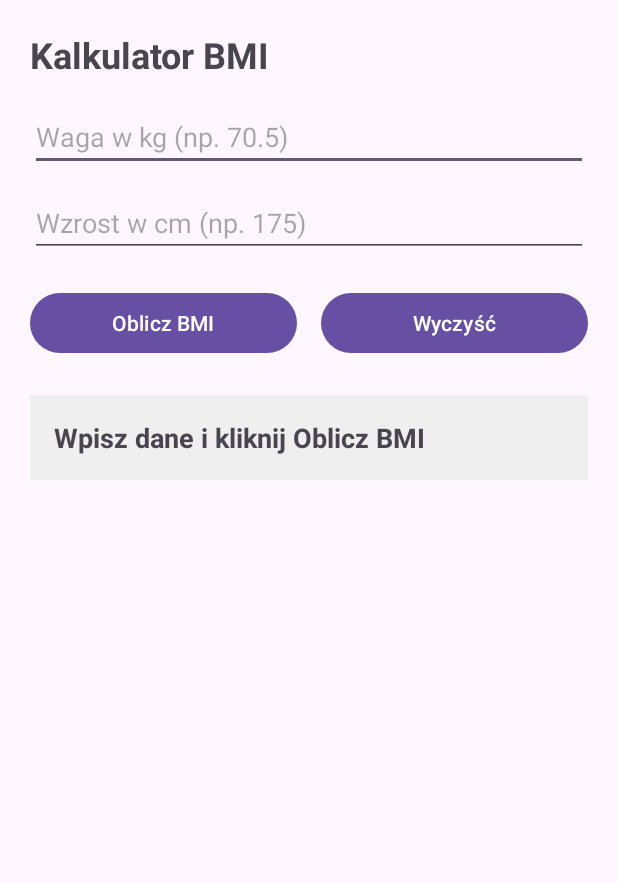
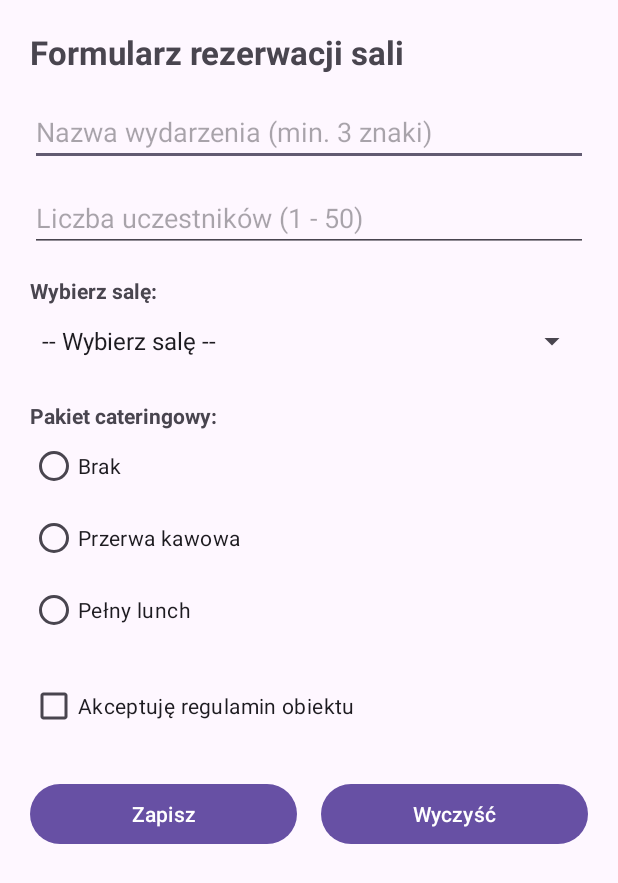
Before and after one commit to niko429/M02widgety, an Android app: the screen it shows after launch (MainActivity), after a tap on "Wyczyść", on a phone screen of 412 x 824 dp. Shown: the top 883 px of the screen. Run offline under Robolectric (Android 15) with nearby library versions, the phone set to English and light mode, and no system bars; 2 other taps on this screen came first.

Commit message:
exp. 6 done

```diff
--- a/M02zadania/app/src/main/java/com/napertyhryhorenko/widgetyzadania/MainActivity.java
+++ b/M02zadania/app/src/main/java/com/napertyhryhorenko/widgetyzadania/MainActivity.java
@@ -1,160 +1,189 @@
 package com.napertyhryhorenko.widgetyzadania;
+
 import android.os.Bundle;
-import android.text.Editable;
-import android.text.TextWatcher;
 import android.view.View;
 import android.widget.Button;
+import android.widget.CheckBox;
 import android.widget.EditText;
+import android.widget.RadioButton;
+import android.widget.RadioGroup;
+import android.widget.Spinner;
 import android.widget.TextView;
+import android.widget.Toast;
 import androidx.annotation.NonNull;
 import androidx.appcompat.app.AppCompatActivity;
-import java.util.Locale;
 
 public class MainActivity extends AppCompatActivity {
 
-    private static final String KEY_RESULT_TEXT = "saved_result_text";
+    private static final String KEY_ROOM_ERR = "key_room_err";
+    private static final String KEY_CATERING_ERR = "key_catering_err";
+    private static final String KEY_TERMS_ERR = "key_terms_err";
 
-    private EditText etWeight;
-    private EditText etHeight;
-    private TextView tvResult;
+    private EditText etEventName;
+    private EditText etParticipants;
+    private Spinner spRoom;
+    private RadioGroup rgCatering;
+    private CheckBox cbTerms;
+
+    private TextView tvRoomError;
+    private TextView tvCateringError;
+    private TextView tvTermsError;
 
     @Override
     protected void onCreate(Bundle savedInstanceState) {
         super.onCreate(savedInstanceState);
         setContentView(R.layout.activity_main);
 
-        etWeight = findViewById(R.id.etWeight);
-        etHeight = findViewById(R.id.etHeight);
-        tvResult = findViewById(R.id.tvResult);
-        Button btnCalculate = findViewById(R.id.btnCalculate);
+        etEventName = findViewById(R.id.etEventName);
+        etParticipants = findViewById(R.id.etParticipants);
+        spRoom = findViewById(R.id.spRoom);
+        rgCatering = findViewById(R.id.rgCatering);
+        cbTerms = findViewById(R.id.cbTerms);
+
+        tvRoomError = findViewById(R.id.tvRoomError);
+        tvCateringError = findViewById(R.id.tvCateringError);
+        tvTermsError = findViewById(R.id.tvTermsError);
+
+        Button btnSave = findViewById(R.id.btnSave);
         Button btnClear = findViewById(R.id.btnClear);
 
         if (savedInstanceState != null) {
-            String savedResult = savedInstanceState.getString(KEY_RESULT_TEXT);
-            if (savedResult != null) {
-                tvResult.setText(savedResult);
-            }
+            restoreErrorTextView(tvRoomError, savedInstanceState.getString(KEY_ROOM_ERR));
+            restoreErrorTextView(tvCateringError, savedInstanceState.getString(KEY_CATERING_ERR));
+            restoreErrorTextView(tvTermsError, savedInstanceState.getString(KEY_TERMS_ERR));
         }
 
-        etWeight.addTextChangedListener(new TextWatcher() {
-            @Override
-            public void beforeTextChanged(CharSequence s, int start, int count, int after) {
-            }
-
-            @Override
-            public void onTextChanged(CharSequence s, int start, int before, int count) {
-            }
-
-            @Override
-            public void afterTextChanged(Editable s) {
-                String text = s.toString().trim();
-
-                if (text.isEmpty()) {
-                    etWeight.setError(null);
-                    return;
-                }
-
-                try {
-                    double weight = Double.parseDouble(text);
-                    if (weight < 20 || weight > 300) {
-                        etWeight.setError("Waga musi być z zakresu 20 - 300 kg");
-                    } else {
-                        etWeight.setError(null);
-                    }
-                } catch (NumberFormatException e) {
-                    etWeight.setError("Niepoprawny format liczby");
-                }
-            }
-        });
-
-        btnCalculate.setOnClickListener(new View.OnClickListener() {
+        btnSave.setOnClickListener(new View.OnClickListener() {
             @Override
             public void onClick(View v) {
-                calculateBmi();
+                validateAndSave();
             }
         });
 
         btnClear.setOnClickListener(new View.OnClickListener() {
             @Override
             public void onClick(View v) {
-                clearAll();
+                clearForm();
             }
         });
     }
 
-    private void calculateBmi() {
-        String weightStr = etWeight.getText().toString().trim();
-        String heightStr = etHeight.getText().toString().trim();
+    private void validateAndSave() {
         boolean isValid = true;
 
-        double weight = 0;
-        if (weightStr.isEmpty()) {
-            etWeight.setError("Podaj wagę");
+        String eventName = etEventName.getText().toString().trim();
+        if (eventName.isEmpty()) {
+            etEventName.setError(getString(R.string.err_event_empty));
+            isValid = false;
+        } else if (eventName.length() < 3) {
+            etEventName.setError(getString(R.string.err_event_short));
+            isValid = false;
+        } else {
+            etEventName.setError(null);
+        }
+
+        String participantsStr = etParticipants.getText().toString().trim();
+        int participants = 0;
+        if (participantsStr.isEmpty()) {
+            etParticipants.setError(getString(R.string.err_participants_empty));
             isValid = false;
         } else {
             try {
-                weight = Double.parseDouble(weightStr);
-                if (weight < 20 || weight > 300) {
-                    etWeight.setError("Waga musi być z zakresu 20 - 300 kg");
+                participants = Integer.parseInt(participantsStr);
+                if (participants < 1 || participants > 50) {
+                    etParticipants.setError(getString(R.string.err_participants_range));
                     isValid = false;
+                } else {
+                    etParticipants.setError(null);
                 }
             } catch (NumberFormatException e) {
-                etWeight.setError("Niepoprawna liczba");
+                etParticipants.setError(getString(R.string.err_participants_format));
                 isValid = false;
             }
         }
 
-        double heightCm = 0;
-        if (heightStr.isEmpty()) {
-            etHeight.setError("Podaj wzrost");
+        if (spRoom.getSelectedItemPosition() == 0) {
+            showErrorTextView(tvRoomError, getString(R.string.err_room_required));
             isValid = false;
         } else {
-            try {
-                heightCm = Double.parseDouble(heightStr);
-                if (heightCm < 100 || heightCm > 250) {
-                    etHeight.setError("Wzrost musi być z zakresu 100 - 250 cm");
-                    isValid = false;
-                }
-            } catch (NumberFormatException e) {
-                etHeight.setError("Niepoprawna liczba");
-                isValid = false;
-            }
+            hideErrorTextView(tvRoomError);
         }
 
-        if (!isValid) {
-            return;
+        int selectedCateringId = rgCatering.getCheckedRadioButtonId();
+        if (selectedCateringId == -1) {
+            showErrorTextView(tvCateringError, getString(R.string.err_catering_required));
+            isValid = false;
+        } else {
+            hideErrorTextView(tvCateringError);
         }
 
-        double heightM = heightCm / 100.0;
-        double bmi = weight / (heightM * heightM);
-
-        String category;
-        if (bmi < 18.5) {
-            category = "Niedowaga";
-        } else if (bmi < 25.0) {
-            category = "Waga prawidłowa";
-        } else if (bmi < 30.0) {
-            category = "Nadwaga";
+        if (!cbTerms.isChecked()) {
+            showErrorTextView(tvTermsError, getString(R.string.err_terms_required));
+            isValid = false;
         } else {
-            category = "Otyłość";
+            hideErrorTextView(tvTermsError);
         }
 
-        String resultText = String.format(Locale.US, "Twoje BMI: %.2f\nKategoria: %s", bmi, category);
-        tvResult.setText(resultText);
+        if (isValid) {
+            String selectedRoom = spRoom.getSelectedItem().toString();
+            RadioButton selectedRadio = findViewById(selectedCateringId);
+            String selectedCatering = selectedRadio.getText().toString();
+
+            String summary = getString(
+                    R.string.toast_summary_format,
+                    eventName,
+                    participants,
+                    selectedRoom,
+                    selectedCatering
+            );
+
+            Toast.makeText(this, summary, Toast.LENGTH_LONG).show();
+        }
     }
 
-    private void clearAll() {
-        etWeight.setText("");
-        etHeight.setText("");
-        etWeight.setError(null);
-        etHeight.setError(null);
-        tvResult.setText("Wpisz dane i kliknij Oblicz BMI");
-        etWeight.requestFocus();
+    private void clearForm() {
+        etEventName.setText("");
+        etParticipants.setText("");
+        spRoom.setSelection(0);
+        rgCatering.clearCheck();
+        cbTerms.setChecked(false);
+
+        etEventName.setError(null);
+        etParticipants.setError(null);
+        hideErrorTextView(tvRoomError);
+        hideErrorTextView(tvCateringError);
+        hideErrorTextView(tvTermsError);
+
+        etEventName.requestFocus();
+    }
+
+    private void showErrorTextView(TextView tv, String message) {
+        tv.setText(message);
+        tv.setVisibility(View.VISIBLE);
+    }
+
+    private void hideErrorTextView(TextView tv) {
+        tv.setText("");
+        tv.setVisibility(View.GONE);
+    }
+
+    private void restoreErrorTextView(TextView tv, String savedMessage) {
+        if (savedMessage != null && !savedMessage.isEmpty()) {
+            showErrorTextView(tv, savedMessage);
+        }
     }
 
     @Override
     protected void onSaveInstanceState(@NonNull Bundle outState) {
         super.onSaveInstanceState(outState);
-        outState.putString(KEY_RESULT_TEXT, tvResult.getText().toString());
+        if (tvRoomError.getVisibility() == View.VISIBLE) {
+            outState.putString(KEY_ROOM_ERR, tvRoomError.getText().toString());
+        }
+        if (tvCateringError.getVisibility() == View.VISIBLE) {
+            outState.putString(KEY_CATERING_ERR, tvCateringError.getText().toString());
+        }
+        if (tvTermsError.getVisibility() == View.VISIBLE) {
+            outState.putString(KEY_TERMS_ERR, tvTermsError.getText().toString());
+        }
     }
 }
--- a/M02zadania/app/src/main/res/layout/activity_main.xml
+++ b/M02zadania/app/src/main/res/layout/activity_main.xml
@@ -13,38 +13,114 @@
             android:layout_width="wrap_content"
             android:layout_height="wrap_content"
             android:layout_marginBottom="16dp"
-            android:text="Kalkulator BMI"
-            android:textSize="24sp"
+            android:text="@string/header_title"
+            android:textSize="22sp"
             android:textStyle="bold" />
 
         <EditText
-            android:id="@+id/etWeight"
+            android:id="@+id/etEventName"
             android:layout_width="match_parent"
             android:layout_height="wrap_content"
-            android:hint="Waga w kg (np. 70.5)"
-            android:inputType="numberDecimal" />
+            android:hint="@string/hint_event_name"
+            android:inputType="textCapSentences" />
 
         <EditText
-            android:id="@+id/etHeight"
+            android:id="@+id/etParticipants"
             android:layout_width="match_parent"
             android:layout_height="wrap_content"
             android:layout_marginTop="12dp"
-            android:hint="Wzrost w cm (np. 175)"
-            android:inputType="numberDecimal" />
+            android:hint="@string/hint_participants"
+            android:inputType="number" />
+
+        <TextView
+            android:layout_width="wrap_content"
+            android:layout_height="wrap_content"
+            android:layout_marginTop="16dp"
+            android:text="@string/label_room"
+            android:textStyle="bold" />
+
+        <Spinner
+            android:id="@+id/spRoom"
+            android:layout_width="match_parent"
+            android:layout_height="48dp"
+            android:entries="@array/rooms_array" />
+
+        <TextView
+            android:id="@+id/tvRoomError"
+            android:layout_width="match_parent"
+            android:layout_height="wrap_content"
+            android:textColor="#D32F2F"
+            android:textSize="12sp"
+            android:visibility="gone" />
+
+        <TextView
+            android:layout_width="wrap_content"
+            android:layout_height="wrap_content"
+            android:layout_marginTop="16dp"
+            android:text="@string/label_catering"
+            android:textStyle="bold" />
+
+        <RadioGroup
+            android:id="@+id/rgCatering"
+            android:layout_width="match_parent"
+            android:layout_height="wrap_content"
+            android:orientation="vertical">
+
+            <RadioButton
+                android:id="@+id/rbNone"
+                android:layout_width="wrap_content"
+                android:layout_height="wrap_content"
+                android:text="@string/catering_none" />
+
+            <RadioButton
+                android:id="@+id/rbCoffee"
+                android:layout_width="wrap_content"
+                android:layout_height="wrap_content"
+                android:text="@string/catering_coffee" />
+
+            <RadioButton
+                android:id="@+id/rbLunch"
+                android:layout_width="wrap_content"
+                android:layout_height="wrap_content"
+                android:text="@string/catering_lunch" />
+        </RadioGroup>
+
+        <TextView
+            android:id="@+id/tvCateringError"
+            android:layout_width="match_parent"
+            android:layout_height="wrap_content"
+            android:textColor="#D32F2F"
+            android:textSize="12sp"
+            android:visibility="gone" />
+
+        <CheckBox
+            android:id="@+id/cbTerms"
+            android:layout_width="match_parent"
+            android:layout_height="wrap_content"
+            android:layout_marginTop="16dp"
+            android:text="@string/cb_terms" />
+
+        <TextView
+            android:id="@+id/tvTermsError"
+            android:layout_width="match_parent"
+            android:layout_height="wrap_content"
+            android:textColor="#D32F2F"
+            android:textSize="12sp"
+            android:visibility="gone" />
 
         <LinearLayout
             android:layout_width="match_parent"
             android:layout_height="wrap_content"
-            android:layout_marginTop="20dp"
+            android:layout_marginTop="24dp"
             android:orientation="horizontal">
 
             <Button
-                android:id="@+id/btnCalculate"
+                android:id="@+id/btnSave"
                 android:layout_width="0dp"
                 android:layout_height="wrap_content"
                 android:layout_marginEnd="8dp"
                 android:layout_weight="1"
-                android:text="Oblicz BMI" />
+                android:text="@string/btn_save" />
 
             <Button
                 android:id="@+id/btnClear"
@@ -52,19 +128,8 @@
                 android:layout_height="wrap_content"
                 android:layout_marginStart="8dp"
                 android:layout_weight="1"
-                android:text="Wyczyść" />
+                android:text="@string/btn_clear" />
         </LinearLayout>
-
-        <TextView
-            android:id="@+id/tvResult"
-            android:layout_width="match_parent"
-            android:layout_height="wrap_content"
-            android:layout_marginTop="24dp"
-            android:background="#EFEFEF"
-            android:padding="16dp"
-            android:text="Wpisz dane i kliknij Oblicz BMI"
-            android:textSize="18sp"
-            android:textStyle="bold" />
 
     </LinearLayout>
 </ScrollView>
--- a/M02zadania/app/src/main/res/values/strings.xml
+++ b/M02zadania/app/src/main/res/values/strings.xml
@@ -1,7 +1,34 @@
 <resources>
-    <string name="app_name">TechSklep</string>
-    <string name="header_title">TechSklep</string>
-    <string name="header_description">Najlepsza elektronika i akcesoria w jednym miejscu.</string>
-    <string name="button_start">Start</string>
-    <string name="toast_soon">Wkrótce</string>
+    <string name="app_name">Rezerwacja Sali</string>
+    <string name="header_title">Formularz rezerwacji sali</string>
+
+    <string name="hint_event_name">Nazwa wydarzenia (min. 3 znaki)</string>
+    <string name="hint_participants">Liczba uczestników (1 - 50)</string>
+    <string name="label_room">Wybierz salę:</string>
+    <string name="label_catering">Pakiet cateringowy:</string>
+    <string name="catering_none">Brak</string>
+    <string name="catering_coffee">Przerwa kawowa</string>
+    <string name="catering_lunch">Pełny lunch</string>
+    <string name="cb_terms">Akceptuję regulamin obiektu</string>
+
+    <string-array name="rooms_array">
+        <item>-- Wybierz salę --</item>
+        <item>Sala A (Alfa - parter)</item>
+        <item>Sala B (Beta - I piętro)</item>
+        <item>Sala C (Gamma - VIP)</item>
+    </string-array>
+
+    <string name="btn_save">Zapisz</string>
+    <string name="btn_clear">Wyczyść</string>
+
+    <string name="err_event_empty">Podaj nazwę wydarzenia</string>
+    <string name="err_event_short">Nazwa musi mieć min. 3 znaki</string>
+    <string name="err_participants_empty">Podaj liczbę uczestników</string>
+    <string name="err_participants_range">Liczba musi być z zakresu 1–50</string>
+    <string name="err_participants_format">Niepoprawna liczba</string>
+    <string name="err_room_required">Musisz wybrać salę z listy</string>
+    <string name="err_catering_required">Wybierz jedną z opcji cateringu</string>
+    <string name="err_terms_required">Wymagana akceptacja regulaminu</string>
+
+    <string name="toast_summary_format">Zapisano: %1$s | Osób: %2$d | %3$s | Catering: %4$s</string>
 </resources>
```
